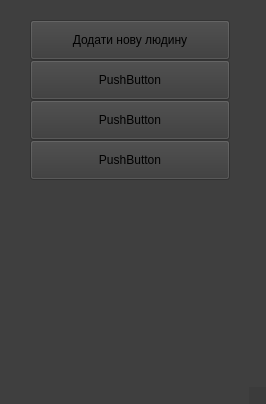
First picture: the form in project_files/manager_menu.ui, repository positivcheg94/school_db_iasa_MO, before the edit.
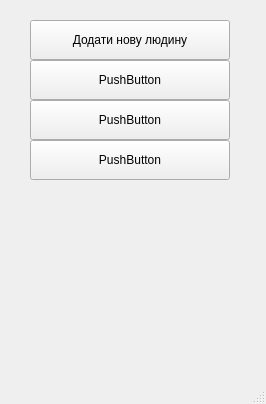
Second picture: the form after the edit.

Patch:
```diff
--- a/project_files/manager_menu.ui
+++ b/project_files/manager_menu.ui
@@ -14,7 +14,7 @@
    <string>MainWindow</string>
   </property>
   <property name="styleSheet">
-   <string notr="true">background:rgba(57, 57, 57, 175)</string>
+   <string notr="true"/>
   </property>
   <widget class="QWidget" name="centralwidget">
    <widget class="QPushButton" name="pushButton">
```
Left out of the diff: 2 changed lines with no effect on the pictures.
